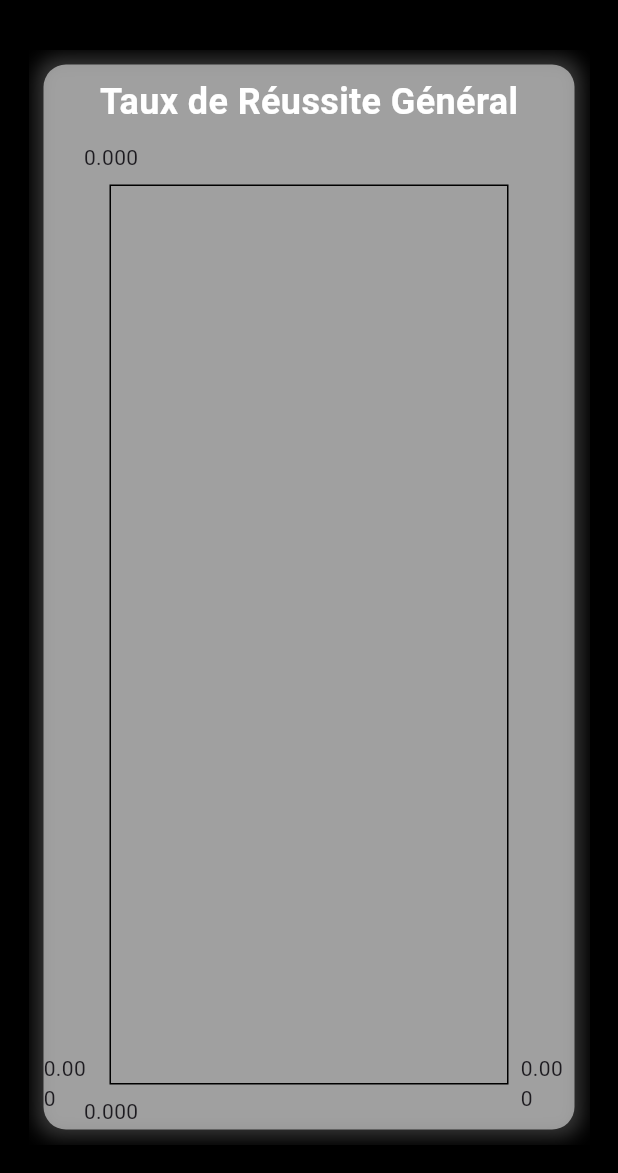
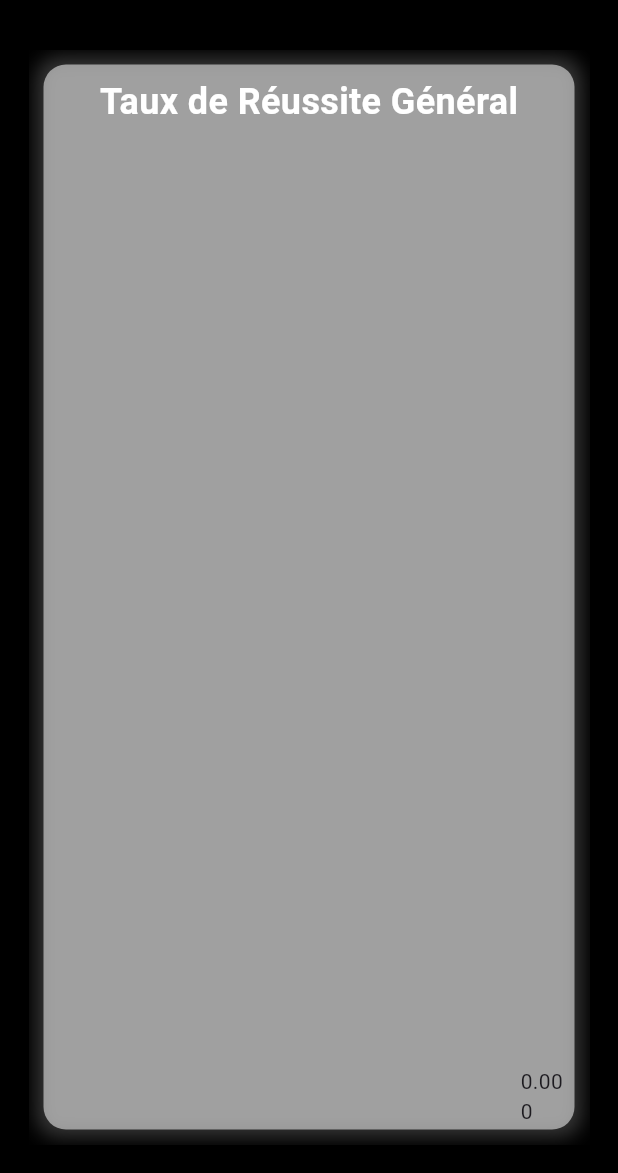
Before and after one commit to RomualdBR/Flutter-Cyclade, a Flutter app: the GraphPage screen opened by its route, swiped to page 2, on a phone screen of 412 x 824 dp, the part 63-1236 px from its top. Run offline on Flutter 3.47's test engine with Material 3 defaults, Android fonts, the phone set to English and light mode, and no system bars; drawn by our look-alikes of fl_chart; our stand-ins replace email_validator; missing offline and left inert: mongo_dart.

Commit message:
taux de reusite général finie

```diff
--- a/lib/pages/graph.dart
+++ b/lib/pages/graph.dart
@@ -1,3 +1,5 @@
+// ignore_for_file: prefer_const_constructors
+
 import 'package:flutter/material.dart';
 import 'package:fl_chart/fl_chart.dart';
 import 'package:flutter_cyclade/services/databaseService.dart';
@@ -145,13 +147,19 @@
 
   @override
   Widget build(BuildContext context) {
-    final spots = scoresParDate.entries
-    .toList()
-    .asMap()
-    .entries
-    .map((entry) => FlSpot(entry.key.toDouble(), entry.value.value))
-    .toList();
+    // Trier les scores par date en ordre croissant
+    final sortedEntries = scoresParDate.entries.toList()
+      ..sort((a, b) => a.key.compareTo(b.key));
 
+
+    final spots = sortedEntries.asMap().entries.map((entry) {
+      final index = entry.key.toDouble();
+      final score = entry.value.value;
+      return FlSpot(index, score);
+    }).toList();
+
+
+    final labels = sortedEntries.map((entry) => entry.key).toList();
 
     return LineChart(
       LineChartData(
@@ -163,7 +171,32 @@
             dotData: FlDotData(show: true),
           ),
         ],
-
+        titlesData: FlTitlesData(
+          bottomTitles: AxisTitles(
+            sideTitles: SideTitles(
+              showTitles: true,
+              getTitlesWidget: (value, meta) {
+                final index = value.toInt();
+                if (index >= 0 && index < labels.length) {
+                  return Text(
+                    labels[index],
+                    style: TextStyle(color: Colors.white),
+                  );
+                }
+                return Text('');
+              },
+              interval: 1,
+            ),
+          ),
+          leftTitles: AxisTitles( // Désactiver les titres de l'axe Y
+            sideTitles: SideTitles(showTitles: false),
+          ),
+          topTitles: AxisTitles( // Désactiver les titres en haut du graphique
+            sideTitles: SideTitles(showTitles: false),
+          ),
+        ),
+        borderData: FlBorderData(show: false),
+        gridData: FlGridData(show: true),
       ),
     );
   }
--- a/lib/services/databaseService.dart
+++ b/lib/services/databaseService.dart
@@ -282,7 +282,7 @@
     }
   }
 
-  // 2 services pour les graph
+  // 3 services pour les graph
   static Future<List<ResultatTest>> getAllScores() async {
   if (!await ensureConnection()) return [];
 
@@ -294,6 +294,7 @@
     return [];
   }
 }
+
 Future<double> calculerTauxReussiteGeneral() async {
   List<ResultatTest> resultats = await MongoDatabase.getAllScores();
 
@@ -309,14 +310,15 @@
   return tauxReussite;
 }
 
+
 Future<Map<String, double>> calculerScoresParDate() async {
   List<ResultatTest> resultats = await MongoDatabase.getAllScores();
 
   Map<String, List<double>> scoresParDate = {};
 
   for (var resultat in resultats) {
-    String mois = "${resultat.date.year}-${resultat.date.month.toString().padLeft(2, '0')}";
-
+    String mois = "${resultat.date.year}";
+    // -${resultat.date.month.toString().padLeft(2, '0')}
     if (!scoresParDate.containsKey(mois)) {
       scoresParDate[mois] = [];
     }
```
